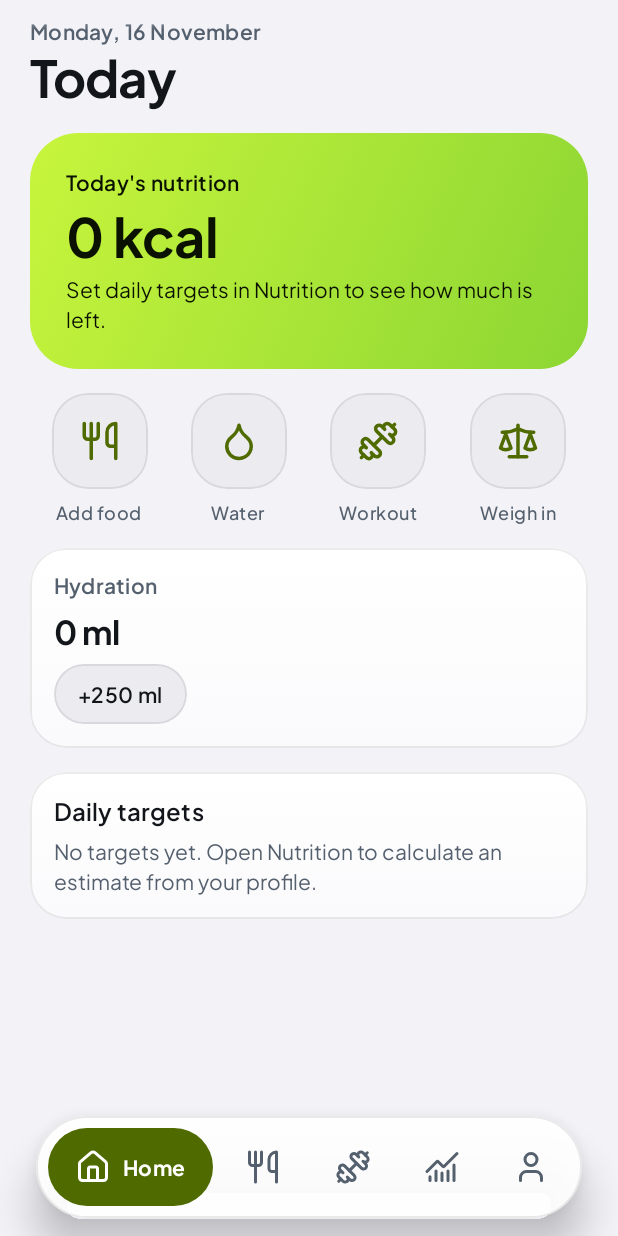
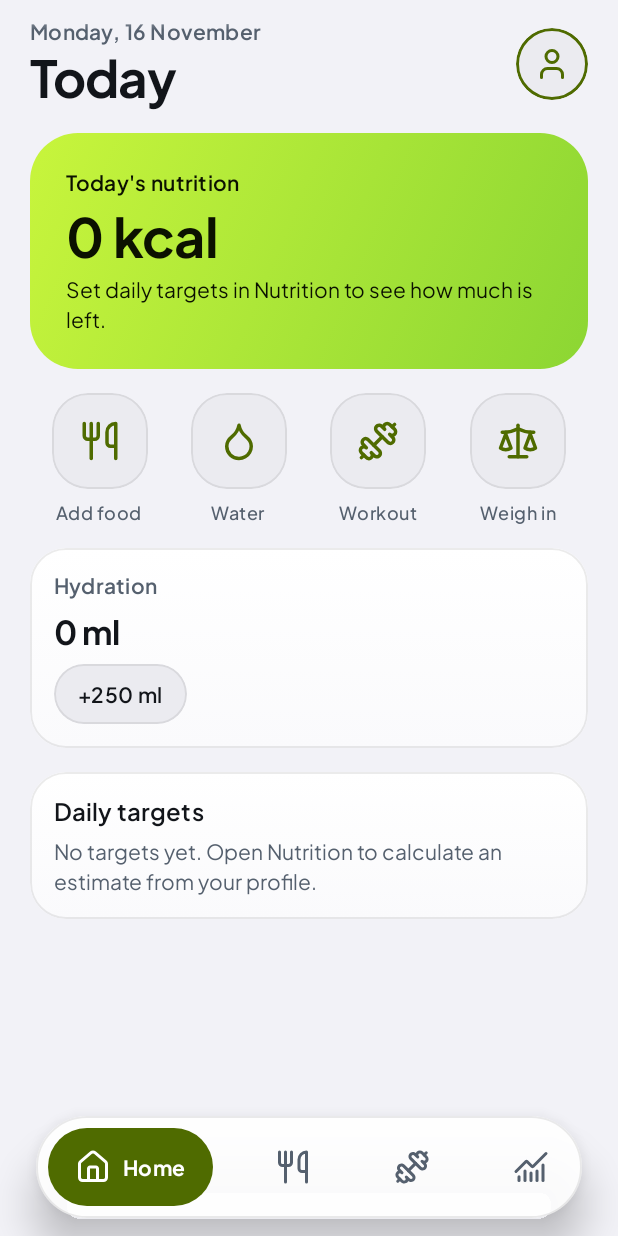
Before and after one commit to ipuppyyt/tide-fit, an Android app built with Jetpack Compose: the composable MainNavigation shown on its own in the app's theme, on a phone screen of 412 x 824 dp. Run offline under Robolectric (Android 15) with nearby library versions, the phone set to English and light mode, and no system bars; our stand-ins replace Dagger/Hilt's generated code, Room's generated code.

Commit message:
Move Profile off the bottom nav; open it from the Home avatar

```diff
--- a/app/src/main/java/com/artishorizon/tidefit/feature/home/HomeScreen.kt
+++ b/app/src/main/java/com/artishorizon/tidefit/feature/home/HomeScreen.kt
@@ -53,6 +53,7 @@ import com.artishorizon.tidefit.core.designsystem.components.LoadingState
 import com.artishorizon.tidefit.core.designsystem.components.MacroIndicator
 import com.artishorizon.tidefit.core.designsystem.components.ProgressRing
 import com.artishorizon.tidefit.core.designsystem.components.QuickTile
+import com.artishorizon.tidefit.core.designsystem.components.pressable
 import com.artishorizon.tidefit.core.designsystem.components.SectionHeader
 import com.artishorizon.tidefit.core.util.oneDecimal
 import com.artishorizon.tidefit.core.util.rounded
@@ -132,6 +133,7 @@ fun HomeScreen(
     onOpenNutrition: () -> Unit,
     onOpenWorkouts: () -> Unit,
     onOpenWeight: () -> Unit,
+    onOpenProfile: () -> Unit,
     viewModel: HomeViewModel = hiltViewModel()
 ) {
     val state by viewModel.state.collectAsStateWithLifecycle()
@@ -159,14 +161,17 @@ fun HomeScreen(
                 )
                 Text(if (profile != null) "Hello, ${profile.name}" else "Today", style = MaterialTheme.typography.headlineLarge)
             }
-            if (profile != null && profile.name.isNotBlank()) {
-                Box(
-                    Modifier.size(48.dp).clip(CircleShape)
-                        .background(MaterialTheme.colorScheme.surfaceContainerHigh)
-                        .border(1.5.dp, MaterialTheme.colorScheme.primary, CircleShape)
-                        .semantics { contentDescription = "Profile: ${profile.name}" },
-                    contentAlignment = Alignment.Center
-                ) { Text(profile.name.first().uppercase(), style = MaterialTheme.typography.titleMedium, color = MaterialTheme.colorScheme.primary) }
+            Box(
+                Modifier.size(48.dp).clip(CircleShape)
+                    .background(MaterialTheme.colorScheme.surfaceContainerHigh)
+                    .border(1.5.dp, MaterialTheme.colorScheme.primary, CircleShape)
+                    .pressable(role = androidx.compose.ui.semantics.Role.Button, onClick = onOpenProfile)
+                    .semantics { contentDescription = "Profile${profile?.name?.takeIf { it.isNotBlank() }?.let { ": $it" } ?: ""}" },
+                contentAlignment = Alignment.Center
+            ) {
+                val initial = profile?.name?.firstOrNull()
+                if (initial != null) Text(initial.uppercase(), style = MaterialTheme.typography.titleMedium, color = MaterialTheme.colorScheme.primary)
+                else Icon(lucide("user"), contentDescription = null, tint = MaterialTheme.colorScheme.primary)
             }
         }
 
--- a/app/src/main/java/com/artishorizon/tidefit/navigation/Navigation.kt
+++ b/app/src/main/java/com/artishorizon/tidefit/navigation/Navigation.kt
@@ -98,8 +98,7 @@ private val topLevel = listOf(
     TopLevel(HomeRoute, "Home", "house") { it?.hasRoute<HomeRoute>() == true },
     TopLevel(NutritionRoute, "Nutrition", "utensils") { it?.hasRoute<NutritionRoute>() == true },
     TopLevel(WorkoutsRoute, "Workouts", "dumbbell") { it?.hasRoute<WorkoutsRoute>() == true },
-    TopLevel(ProgressRoute, "Progress", "chart-no-axes-combined") { it?.hasRoute<ProgressRoute>() == true },
-    TopLevel(ProfileRoute, "Profile", "user") { it?.hasRoute<ProfileRoute>() == true }
+    TopLevel(ProgressRoute, "Progress", "chart-no-axes-combined") { it?.hasRoute<ProgressRoute>() == true }
 )
 
 @Composable
@@ -148,7 +147,8 @@ fun MainNavigation() {
                             restoreState = true
                         }
                     },
-                    onOpenWeight = { nav.navigate(WeightRoute) }
+                    onOpenWeight = { nav.navigate(WeightRoute) },
+                    onOpenProfile = { nav.navigate(ProfileRoute) }
                 )
             }
             composable<NutritionRoute> {
@@ -225,7 +225,7 @@ fun MainNavigation() {
             composable<SleepRoute> { SleepScreen(onBack = { nav.popBackStack() }) }
             composable<RecoveryRoute> { RecoveryScreen(onBack = { nav.popBackStack() }) }
             composable<SupplementsRoute> { SupplementsScreen(onBack = { nav.popBackStack() }) }
-            composable<ProfileRoute> { ProfileScreen(onEditProfile = { nav.navigate(ProfileEditRoute) }, onOpenData = { nav.navigate(DataRoute) }, contentPadding = content) }
+            composable<ProfileRoute> { ProfileScreen(onBack = { nav.popBackStack() }, onEditProfile = { nav.navigate(ProfileEditRoute) }, onOpenData = { nav.navigate(DataRoute) }) }
             composable<DataRoute> { DataScreen(onBack = { nav.popBackStack() }) }
             composable<ProfileEditRoute> { ProfileEditScreen(onDone = { nav.popBackStack() }) }
         }
```
Also changed, not shown: app/src/main/java/com/artishorizon/tidefit/feature/profile/ProfileScreens.kt (+5 -4 lines).
